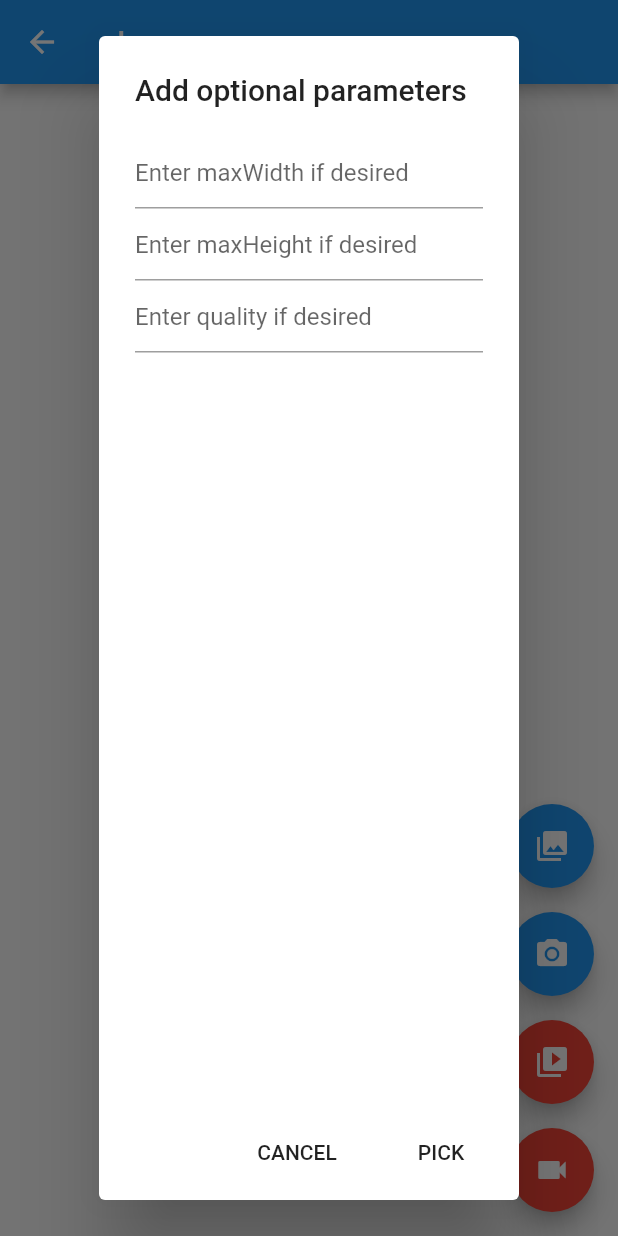
After one commit to Hackerofshi/shixin_flutter_app, a Flutter app: the ImagePickerDemo screen opened by its route, after a tap on the "photo library" icon, on a phone screen of 412 x 824 dp. The commit adds this screen. Run offline on Flutter 3.47's test engine with Material 2 defaults, Android fonts, the phone set to English and light mode, and no system bars; our stand-ins replace cached_network_image, convert, dio, flutter_screenutil, flutter_swiper, fluttertoast and 4 more; missing offline and left inert: flutter_refresh, multi_image_picker; accounts and stored records are empty; generated files the repository leaves out were written again; project files that could hold a hidden picture were left out.

Commit message:
图片选择和多图的选择

```diff
--- a/lib/routes/home/home_page.dart
+++ b/lib/routes/home/home_page.dart
@@ -8,7 +8,7 @@ import 'package:shixin_flutter_app/routes/home/projects.dart';
 import 'package:shixin_flutter_app/routes/home/wy_news_page.dart';
 import 'package:shixin_flutter_app/states/index.dart';
 
-import 'mine.dart';
+import 'package:shixin_flutter_app/routes/mine/mine.dart';
 
 class MyHomePage extends StatefulWidget {
   MyHomePage({Key key, this.title}) : super(key: key);
--- /dev/null
+++ b/lib/routes/mine/image_picker_demo.dart
@@ -0,0 +1,355 @@
+import 'dart:io';
+
+import 'package:flutter/material.dart';
+import 'package:image_picker/image_picker.dart';
+import 'package:video_player/video_player.dart';
+
+class ImagePickerDemo extends StatefulWidget {
+  ImagePickerDemo({Key key, this.title}) : super(key: key);
+
+  final String title;
+
+  @override
+  _MyHomePageState createState() => _MyHomePageState();
+}
+
+class _MyHomePageState extends State<ImagePickerDemo> {
+  File _imageFile;
+  dynamic _pickImageError;
+  bool isVideo = false;
+  VideoPlayerController _controller;
+  String _retrieveDataError;
+
+  final TextEditingController maxWidthController = TextEditingController();
+  final TextEditingController maxHeightController = TextEditingController();
+  final TextEditingController qualityController = TextEditingController();
+
+  Future<void> _playVideo(File file) async {
+    if (file != null && mounted) {
+      await _disposeVideoController();
+      _controller = VideoPlayerController.file(file);
+      await _controller.setVolume(1.0);
+      await _controller.initialize();
+      await _controller.setLooping(true);
+      await _controller.play();
+      setState(() {});
+    }
+  }
+
+  void _onImageButtonPressed(ImageSource source, {BuildContext context}) async {
+    if (_controller != null) {
+      await _controller.setVolume(0.0);
+    }
+    if (isVideo) {
+      final File file = await ImagePicker.pickVideo(
+          source: source, maxDuration: const Duration(seconds: 10));
+      await _playVideo(file);
+    } else {
+      await _displayPickImageDialog(context,
+              (double maxWidth, double maxHeight, int quality) async {
+            try {
+              _imageFile = await ImagePicker.pickImage(
+                  source: source,
+                  maxWidth: maxWidth,
+                  maxHeight: maxHeight,
+                  imageQuality: quality);
+              setState(() {});
+            } catch (e) {
+              _pickImageError = e;
+            }
+          });
+    }
+  }
+
+  @override
+  void deactivate() {
+    if (_controller != null) {
+      _controller.setVolume(0.0);
+      _controller.pause();
+    }
+    super.deactivate();
+  }
+
+  @override
+  void dispose() {
+    _disposeVideoController();
+    maxWidthController.dispose();
+    maxHeightController.dispose();
+    qualityController.dispose();
+    super.dispose();
+  }
+
+  Future<void> _disposeVideoController() async {
+    if (_controller != null) {
+      await _controller.dispose();
+      _controller = null;
+    }
+  }
+
+  Widget _previewVideo() {
+    final Text retrieveError = _getRetrieveErrorWidget();
+    if (retrieveError != null) {
+      return retrieveError;
+    }
+    if (_controller == null) {
+      return const Text(
+        'You have not yet picked a video',
+        textAlign: TextAlign.center,
+      );
+    }
+    return Padding(
+      padding: const EdgeInsets.all(10.0),
+      child: AspectRatioVideo(_controller),
+    );
+  }
+
+  Widget _previewImage() {
+    final Text retrieveError = _getRetrieveErrorWidget();
+    if (retrieveError != null) {
+      return retrieveError;
+    }
+    if (_imageFile != null) {
+      return Image.file(_imageFile);
+    } else if (_pickImageError != null) {
+      return Text(
+        'Pick image error: $_pickImageError',
+        textAlign: TextAlign.center,
+      );
+    } else {
+      return const Text(
+        'You have not yet picked an image.',
+        textAlign: TextAlign.center,
+      );
+    }
+  }
+
+  Future<void> retrieveLostData() async {
+    final LostDataResponse response = await ImagePicker.retrieveLostData();
+    if (response.isEmpty) {
+      return;
+    }
+    if (response.file != null) {
+      if (response.type == RetrieveType.video) {
+        isVideo = true;
+        await _playVideo(response.file);
+      } else {
+        isVideo = false;
+        setState(() {
+          _imageFile = response.file;
+        });
+      }
+    } else {
+      _retrieveDataError = response.exception.code;
+    }
+  }
+
+  @override
+  Widget build(BuildContext context) {
+    return Scaffold(
+      appBar: AppBar(
+        title: Text(widget.title),
+      ),
+      body: Center(
+        child: Platform.isAndroid
+            ? FutureBuilder<void>(
+          future: retrieveLostData(),
+          builder: (BuildContext context, AsyncSnapshot<void> snapshot) {
+            switch (snapshot.connectionState) {
+              case ConnectionState.none:
+              case ConnectionState.waiting:
+                return const Text(
+                  'You have not yet picked an image.',
+                  textAlign: TextAlign.center,
+                );
+              case ConnectionState.done:
+                return isVideo ? _previewVideo() : _previewImage();
+              default:
+                if (snapshot.hasError) {
+                  return Text(
+                    'Pick image/video error: ${snapshot.error}}',
+                    textAlign: TextAlign.center,
+                  );
+                } else {
+                  return const Text(
+                    'You have not yet picked an image.',
+                    textAlign: TextAlign.center,
+                  );
+                }
+            }
+          },
+        )
+            : (isVideo ? _previewVideo() : _previewImage()),
+      ),
+      floatingActionButton: Column(
+        mainAxisAlignment: MainAxisAlignment.end,
+        children: <Widget>[
+          FloatingActionButton(
+            onPressed: () {
+              isVideo = false;
+              _onImageButtonPressed(ImageSource.gallery, context: context);
+            },
+            heroTag: 'image0',
+            tooltip: 'Pick Image from gallery',
+            child: const Icon(Icons.photo_library),
+          ),
+          Padding(
+            padding: const EdgeInsets.only(top: 16.0),
+            child: FloatingActionButton(
+              onPressed: () {
+                isVideo = false;
+                _onImageButtonPressed(ImageSource.camera, context: context);
+              },
+              heroTag: 'image1',
+              tooltip: 'Take a Photo',
+              child: const Icon(Icons.camera_alt),
+            ),
+          ),
+          Padding(
+            padding: const EdgeInsets.only(top: 16.0),
+            child: FloatingActionButton(
+              backgroundColor: Colors.red,
+              onPressed: () {
+                isVideo = true;
+                _onImageButtonPressed(ImageSource.gallery);
+              },
+              heroTag: 'video0',
+              tooltip: 'Pick Video from gallery',
+              child: const Icon(Icons.video_library),
+            ),
+          ),
+          Padding(
+            padding: const EdgeInsets.only(top: 16.0),
+            child: FloatingActionButton(
+              backgroundColor: Colors.red,
+              onPressed: () {
+                isVideo = true;
+                _onImageButtonPressed(ImageSource.camera);
+              },
+              heroTag: 'video1',
+              tooltip: 'Take a Video',
+              child: const Icon(Icons.videocam),
+            ),
+          ),
+        ],
+      ),
+    );
+  }
+
+  Text _getRetrieveErrorWidget() {
+    if (_retrieveDataError != null) {
+      final Text result = Text(_retrieveDataError);
+      _retrieveDataError = null;
+      return result;
+    }
+    return null;
+  }
+
+  Future<void> _displayPickImageDialog(
+      BuildContext context, OnPickImageCallback onPick) async {
+    return showDialog(
+        context: context,
+        builder: (context) {
+          return AlertDialog(
+            title: Text('Add optional parameters'),
+            content: Column(
+              children: <Widget>[
+                TextField(
+                  controller: maxWidthController,
+                  keyboardType: TextInputType.numberWithOptions(decimal: true),
+                  decoration:
+                  InputDecoration(hintText: "Enter maxWidth if desired"),
+                ),
+                TextField(
+                  controller: maxHeightController,
+                  keyboardType: TextInputType.numberWithOptions(decimal: true),
+                  decoration:
+                  InputDecoration(hintText: "Enter maxHeight if desired"),
+                ),
+                TextField(
+                  controller: qualityController,
+                  keyboardType: TextInputType.number,
+                  decoration:
+                  InputDecoration(hintText: "Enter quality if desired"),
+                ),
+              ],
+            ),
+            actions: <Widget>[
+              FlatButton(
+                child: const Text('CANCEL'),
+                onPressed: () {
+                  Navigator.of(context).pop();
+                },
+              ),
+              FlatButton(
+                  child: const Text('PICK'),
+                  onPressed: () {
+                    double width = maxWidthController.text.isNotEmpty
+                        ? double.parse(maxWidthController.text)
+                        : null;
+                    double height = maxHeightController.text.isNotEmpty
+                        ? double.parse(maxHeightController.text)
+                        : null;
+                    int quality = qualityController.text.isNotEmpty
+                        ? int.parse(qualityController.text)
+                        : null;
+                    onPick(width, height, quality);
+                    Navigator.of(context).pop();
+                  }),
+            ],
+          );
+        });
+  }
+}
+
+typedef void OnPickImageCallback(
+    double maxWidth, double maxHeight, int quality);
+
+class AspectRatioVideo extends StatefulWidget {
+  AspectRatioVideo(this.controller);
+
+  final VideoPlayerController controller;
+
+  @override
+  AspectRatioVideoState createState() => AspectRatioVideoState();
+}
+
+class AspectRatioVideoState extends State<AspectRatioVideo> {
+  VideoPlayerController get controller => widget.controller;
+  bool initialized = false;
+
+  void _onVideoControllerUpdate() {
+    if (!mounted) {
+      return;
+    }
+    if (initialized != controller.value.initialized) {
+      initialized = controller.value.initialized;
+      setState(() {});
+    }
+  }
+
+  @override
+  void initState() {
+    super.initState();
+    controller.addListener(_onVideoControllerUpdate);
+  }
+
+  @override
+  void dispose() {
+    controller.removeListener(_onVideoControllerUpdate);
+    super.dispose();
+  }
+
+  @override
+  Widget build(BuildContext context) {
+    if (initialized) {
+      return Center(
+        child: AspectRatio(
+          aspectRatio: controller.value?.aspectRatio,
+          child: VideoPlayer(controller),
+        ),
+      );
+    } else {
+      return Container();
+    }
+  }
+}
--- /dev/null
+++ b/lib/routes/mine/image_picker_page.dart
@@ -0,0 +1,40 @@
+import 'dart:io';
+
+import 'package:flutter/material.dart';
+import 'package:image_picker/image_picker.dart';
+
+class ImagePickerPage extends StatefulWidget {
+  @override
+  _MyHomePageState createState() => _MyHomePageState();
+}
+
+class _MyHomePageState extends State<ImagePickerPage> {
+  File _image;
+
+  Future getImage() async {
+    var image = await ImagePicker.pickImage(source: ImageSource.camera);
+
+    setState(() {
+      _image = image;
+    });
+  }
+
+  @override
+  Widget build(BuildContext context) {
+    return Scaffold(
+      appBar: AppBar(
+        title: Text('Image Picker Example'),
+      ),
+      body: Center(
+        child: _image == null
+            ? Text('No image selected.')
+            : Image.file(_image),
+      ),
+      floatingActionButton: FloatingActionButton(
+        onPressed: getImage,
+        tooltip: 'Pick Image',
+        child: Icon(Icons.add_a_photo),
+      ),
+    );
+  }
+}
--- a/pubspec.yaml
+++ b/pubspec.yaml
@@ -30,9 +30,9 @@ dependencies:
   dio: ^3.0.3
   dio_cookie_manager: ^1.0.0
   provider: ^3.0.0+1
-  image_picker: ^0.6.0+20
+  image_picker: ^0.6.5+1
   geolocator: ^5.1.1+1
-  camera: ^0.5.2+2
+  camera: ^0.5.7+4
   video_player: ^0.10.8+1
   webview_flutter: ^0.3.10+4
   simple_rsa: ^0.0.5
@@ -45,6 +45,8 @@ dependencies:
   #flutter_webview_plugin: ^0.3.11
   pull_to_refresh: ^1.5.8
   flutter_screenutil: ^0.5.3 #屏幕适配
+  multi_image_picker: ^4.6.7 #多图选择
+
 
 dev_dependencies:
   flutter_test:
```
Also changed, not shown: lib/main.dart (+9 -1 lines), lib/routes/mine/mine.dart (renamed from lib/routes/home/mine.dart, +15 -0 lines), lib/routes/mine/multi_image_picker.dart (added, +87 -0 lines), lib/widget/common_item.dart (+25 -3 lines), pubspec.lock, 1 other file.
